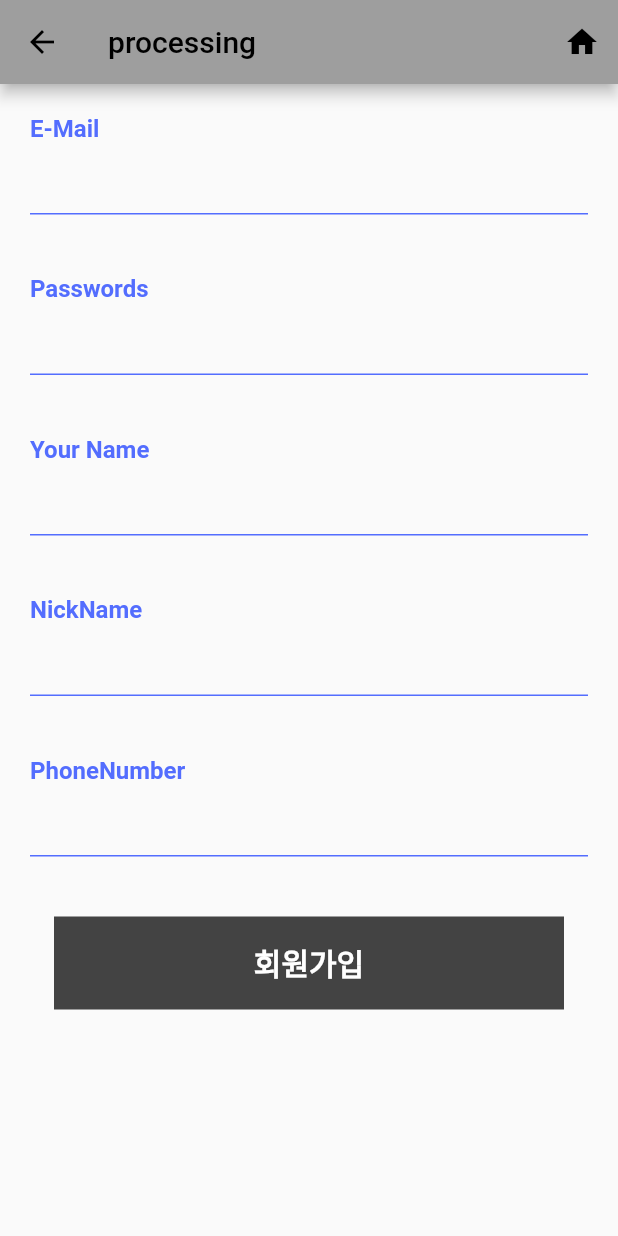
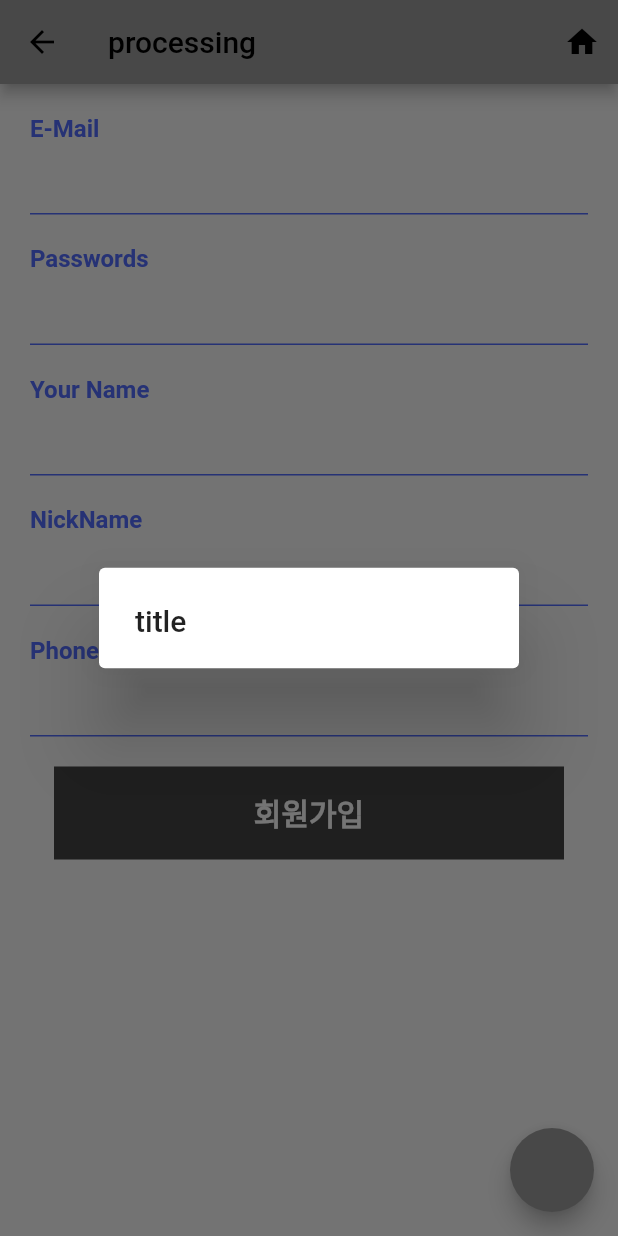
Before and after one commit to S-Soo100/flutter_toy_projects, a Flutter app: the DioSignUpHome screen opened by its route, after a tap on "회원가입", on a phone screen of 412 x 824 dp. Run offline on Flutter 3.47's test engine with Material 2 defaults, Android fonts, the phone set to English and light mode, and no system bars; our stand-ins replace dio.

Commit message:
Dio practice2

```diff
--- a/lib/screen/dio_sign_up.dart
+++ b/lib/screen/dio_sign_up.dart
@@ -60,6 +60,9 @@ class _DioSignUpHomeState extends State<DioSignUpHome> {
             Navigator.pushNamed(context, 'home');
           }, icon: const Icon(Icons.home))
         ],),
+      floatingActionButton: FloatingActionButton(onPressed: () {
+
+      },),
       body: Form(
         key: formKey,
         child: Padding(
@@ -90,7 +93,7 @@ class _DioSignUpHomeState extends State<DioSignUpHome> {
                 ButtonBoxWidget(
                     buttonName: '회원가입',
                     onPressed: () {
-                      submit();
+                      myDialog(context);
                     }
                 ),
               ],
@@ -99,6 +102,15 @@ class _DioSignUpHomeState extends State<DioSignUpHome> {
         ),
       ),
     );
+  }
+
+  void myDialog(BuildContext context){
+    showDialog(context: context, builder: (BuildContext context){
+      return AlertDialog(
+        title: Text('title'),
+
+      );
+    });
   }
 
   Future<bool> emailSignUp({required String email,
@@ -111,7 +123,7 @@ class _DioSignUpHomeState extends State<DioSignUpHome> {
     try {
       Response response = await dio.post(
           "$serverUrl/user/",
-          queryParameters: {
+          data : {
             "email": email,
             "password": password,
             "username": username,
--- a/lib/widgets/text_form_widget.dart
+++ b/lib/widgets/text_form_widget.dart
@@ -68,7 +68,7 @@ class _TextFormWidgetState extends State<TextFormWidget> {
             inputFormatters: widget.inputFormatter,
           ),
           const SizedBox(
-            height: 40.0,
+            height: 20.0,
           ),
         ],
       ),
```
